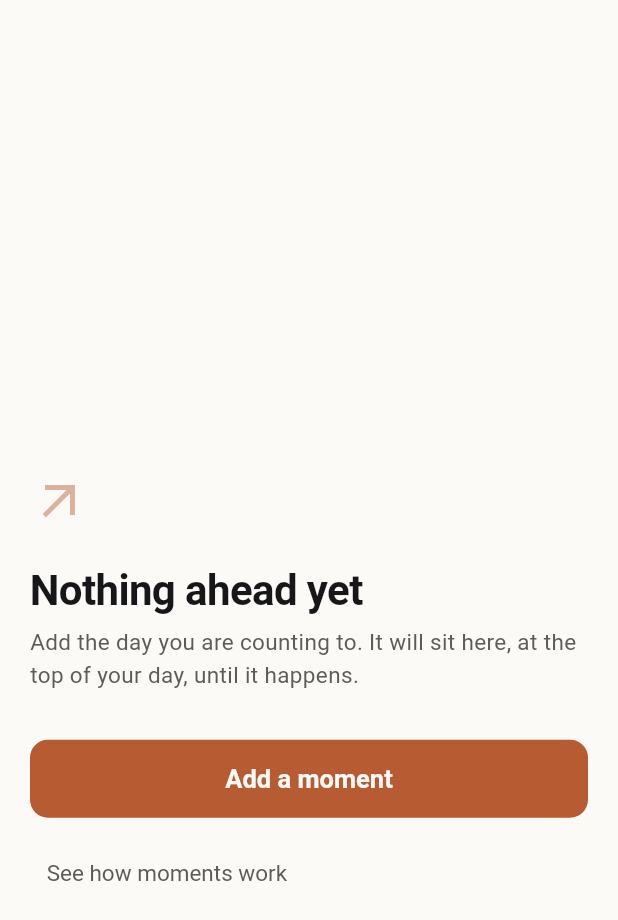
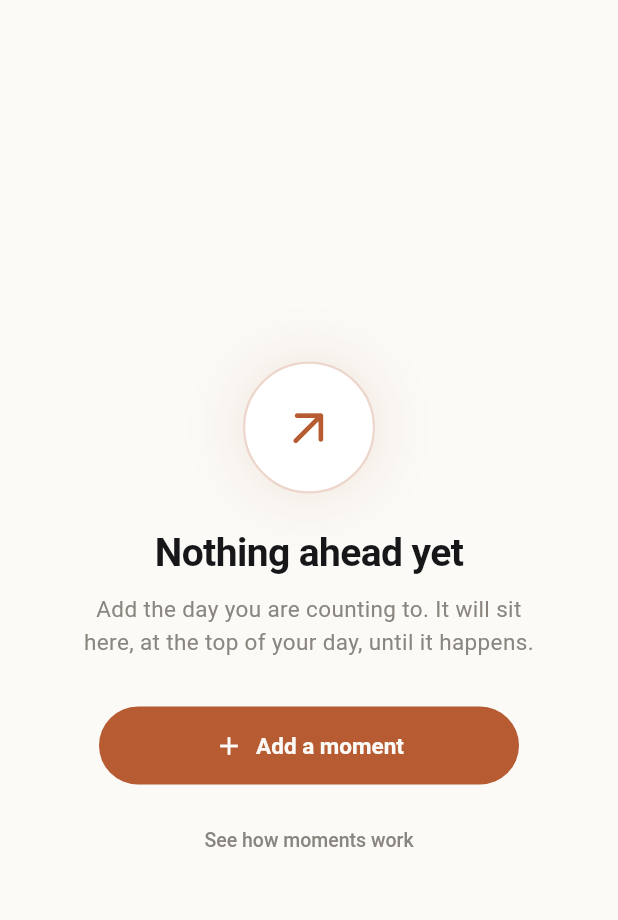
Before and after one commit to kachakaran6/kairos, a Flutter app: the MomentListTab screen opened directly, on a phone screen of 412 x 824 dp. Shown: the top 920 px of the screen. Run offline on Flutter 3.47's test engine with Material 3 defaults, Android fonts, the phone set to English and light mode, and no system bars; our stand-ins replace flutter_riverpod, shared_preferences; accounts and stored records are empty.

Commit message:
feat(ui): redesign Next and Then empty states with glowing badges and centered hierarchy

```diff
--- a/lib/features/moments/presentation/moment_list_tab.dart
+++ b/lib/features/moments/presentation/moment_list_tab.dart
@@ -183,61 +183,111 @@ class _EmptyState extends StatelessWidget {
   Widget build(BuildContext context) {
     final kairos = KairosTheme.of(context);
     final colours = kairos.colours;
-    final height = MediaQuery.of(context).size.height;
-    final top = height * 0.38;
 
-    return SingleChildScrollView(
-      child: Padding(
-        padding: EdgeInsets.fromLTRB(
-          Space.phoneMargin,
-          top,
-          Space.phoneMargin,
-          Space.xl,
+    return Center(
+      child: SingleChildScrollView(
+        padding: const EdgeInsets.symmetric(
+          horizontal: Space.phoneMargin,
+          vertical: Space.xl,
         ),
         child: Column(
-          crossAxisAlignment: CrossAxisAlignment.start,
+          mainAxisAlignment: MainAxisAlignment.center,
+          crossAxisAlignment: CrossAxisAlignment.center,
           children: <Widget>[
-            Icon(
-              upcoming ? Icons.arrow_outward : Icons.history,
-              size: 40,
-              color: colours.accent.withValues(alpha: 0.45),
+            // Elegant glowing circular illustration badge
+            Container(
+              width: 88,
+              height: 88,
+              decoration: BoxDecoration(
+                shape: BoxShape.circle,
+                color: colours.surface,
+                border: Border.all(
+                  color: colours.accent.withValues(alpha: 0.25),
+                  width: 1.5,
+                ),
+                boxShadow: [
+                  BoxShadow(
+                    color: colours.accent.withValues(alpha: 0.12),
+                    blurRadius: 32,
+                    spreadRadius: 4,
+                  ),
+                ],
+              ),
+              child: Center(
+                child: Icon(
+                  upcoming ? Icons.arrow_outward_rounded : Icons.history_rounded,
+                  size: 38,
+                  color: colours.accent,
+                ),
+              ),
             ),
             const SizedBox(height: Space.xl),
             Text(
               upcoming ? 'Nothing ahead yet' : 'Nothing behind yet',
+              textAlign: TextAlign.center,
               style: kairos.typeScale.title.copyWith(
+                fontSize: 26,
+                fontWeight: FontWeight.w700,
                 color: colours.textPrimary,
+                letterSpacing: -0.4,
               ),
             ),
-            const SizedBox(height: Space.xs),
-            Text(
+            const SizedBox(height: Space.sm),
+            ConstrainedBox(
+              constraints: const BoxConstraints(maxWidth: 320),
+              child: Text(
                 upcoming
                     ? 'Add the day you are counting to. It will sit here, at the top of your day, until it happens.'
                     : 'Moments move here once they pass, and count up from then on. Add one that already happened.',
+                textAlign: TextAlign.center,
                 style: kairos.typeScale.body.copyWith(
-                color: colours.textSecondary,
+                  fontSize: 15,
+                  height: 1.45,
+                  color: colours.textTertiary,
+                ),
               ),
             ),
             const SizedBox(height: Space.xxl),
-            SizedBox(
+            ConstrainedBox(
+              constraints: const BoxConstraints(maxWidth: 280),
+              child: SizedBox(
                 width: double.infinity,
                 height: 52,
-              child: ElevatedButton(
+                child: ElevatedButton.icon(
                   onPressed: onAdd,
-                child: Text(upcoming ? 'Add a moment' : 'Add a past date'),
+                  style: ElevatedButton.styleFrom(
+                    backgroundColor: colours.accent,
+                    foregroundColor: colours.onAccent,
+                    elevation: 0,
+                    shape: RoundedRectangleBorder(
+                      borderRadius: BorderRadius.circular(RadiusTokens.pill),
                     ),
                   ),
+                  icon: const Icon(Icons.add, size: 20),
+                  label: Text(
+                    upcoming ? 'Add a moment' : 'Add a past date',
+                    style: const TextStyle(
+                      fontSize: 15,
+                      fontWeight: FontWeight.w600,
+                    ),
+                  ),
+                ),
+              ),
+            ),
+            if (upcoming) ...[
               const SizedBox(height: Space.sm),
-            if (upcoming)
               TextButton(
                 onPressed: () {},
                 child: Text(
                   'See how moments work',
-                  style: kairos.typeScale.body.copyWith(
-                    color: colours.textSecondary,
+                  style: kairos.typeScale.caption.copyWith(
+                    fontSize: 13,
+                    color: colours.textTertiary,
+                    fontWeight: FontWeight.w500,
                   ),
                 ),
               ),
+            ],
           ],
         ),
       ),
```
Lines whose indentation alone changed are shown as unchanged.
